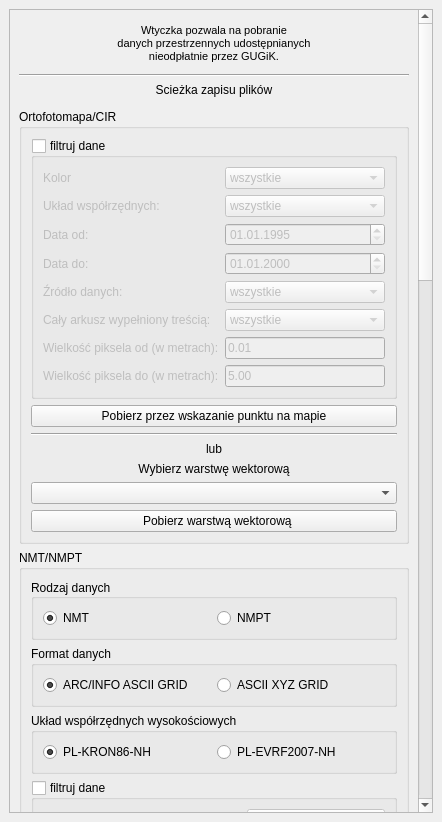
Qt form pobieracz_danych_gugik_base.ui (envirosolutionspl/pobieracz_danych_gugik) before a commit.
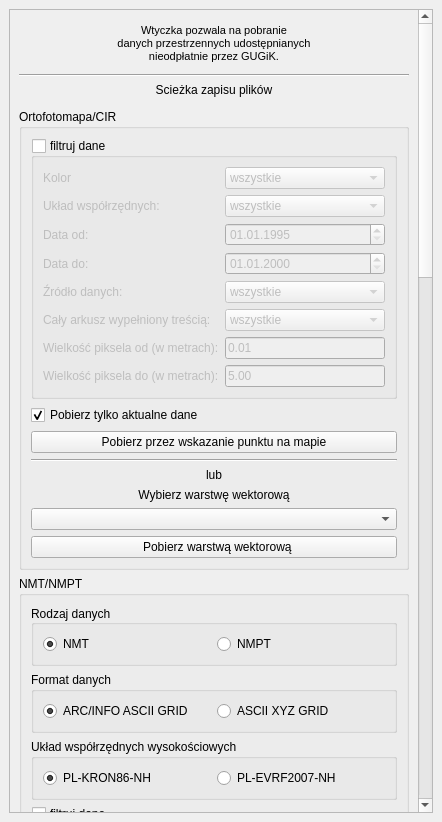
The same form after that commit. Icons and pictures are not drawn. Custom widgets are drawn as their Qt base class.

Commit message: dodanie filtrowania danych ortofotomapy do najaktualniejszych

Diff of the .ui file:
```diff
--- a/pobieracz_danych_gugik_base.ui
+++ b/pobieracz_danych_gugik_base.ui
@@ -333,6 +333,19 @@
              </layout>
             </widget>
            </item>
+           <item>
+            <widget class="QCheckBox" name="orto_newest_chkbx">
+             <property name="toolTip">
+              <string>&lt;html&gt;&lt;head/&gt;&lt;body&gt;&lt;p&gt;Gdy zostanie znalezione więcej niż 1 zobrazowanie dla danego arkusza mapy spełniające kryteria, zostanie pobrane tylko jedno - najnowsze.&lt;/p&gt;&lt;/body&gt;&lt;/html&gt;</string>
+             </property>
+             <property name="text">
+              <string>Pobierz tylko aktualne dane</string>
+             </property>
+             <property name="checked">
+              <bool>true</bool>
+             </property>
+            </widget>
+           </item>
            <item>
             <widget class="QPushButton" name="orto_capture_btn">
              <property name="text">
```
Left out of the diff: 8 changed lines with no effect on the pictures. The commit also changes 4 other files.
